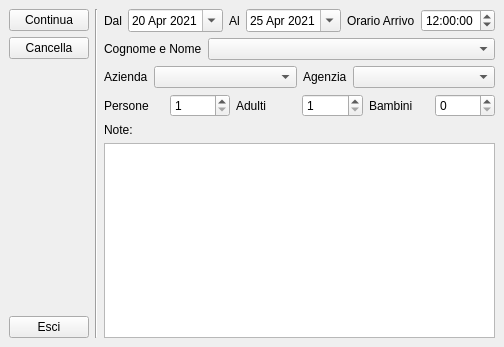
Before: the Qt Designer form ui/prenotazione_camere1.ui in Raccispini/Progetto-Hotel, drawn with Qt 5.
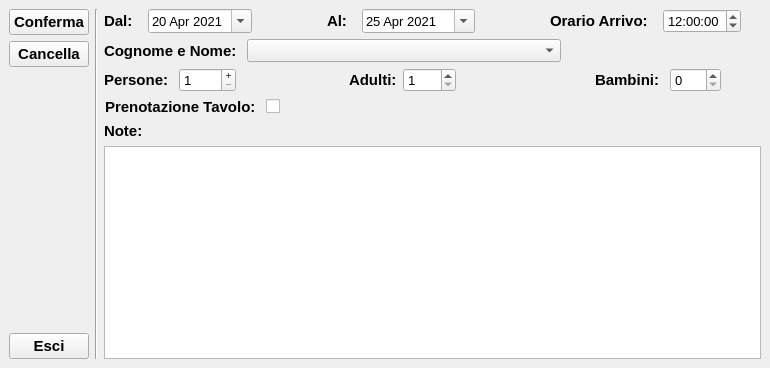
After: the same form once the commit is applied.

The edit to the form file:
```diff
--- a/ui/prenotazione_camere1.ui
+++ b/ui/prenotazione_camere1.ui
@@ -6,10 +6,22 @@
    <rect>
     <x>0</x>
     <y>0</y>
-    <width>483</width>
-    <height>347</height>
+    <width>770</width>
+    <height>368</height>
    </rect>
   </property>
+  <property name="minimumSize">
+   <size>
+    <width>770</width>
+    <height>368</height>
+   </size>
+  </property>
+  <property name="maximumSize">
+   <size>
+    <width>770</width>
+    <height>368</height>
+   </size>
+  </property>
   <property name="windowTitle">
    <string>MainWindow</string>
   </property>
@@ -17,18 +29,48 @@
    <string notr="true">font: 10pt &quot;Arial&quot;;</string>
   </property>
   <widget class="QWidget" name="centralwidget">
-   <layout class="QHBoxLayout" name="horizontalLayout_5">
-    <item>
+   <layout class="QGridLayout" name="gridLayout">
+    <item row="0" column="0">
      <layout class="QVBoxLayout" name="verticalLayout_3">
       <item>
        <widget class="QPushButton" name="button_continua">
+        <property name="sizePolicy">
+         <sizepolicy hsizetype="Fixed" vsizetype="Fixed">
+          <horstretch>0</horstretch>
+          <verstretch>0</verstretch>
+         </sizepolicy>
+        </property>
+        <property name="font">
+         <font>
+          <family>Arial</family>
+          <pointsize>11</pointsize>
+          <weight>75</weight>
+          <italic>false</italic>
+          <bold>true</bold>
+         </font>
+        </property>
         <property name="text">
-         <string>Continua</string>
+         <string>Conferma</string>
         </property>
        </widget>
       </item>
       <item>
        <widget class="QPushButton" name="button_cancella">
+        <property name="sizePolicy">
+         <sizepolicy hsizetype="Fixed" vsizetype="Fixed">
+          <horstretch>0</horstretch>
+          <verstretch>0</verstretch>
+         </sizepolicy>
+        </property>
+        <property name="font">
+         <font>
+          <family>Arial</family>
+          <pointsize>11</pointsize>
+          <weight>75</weight>
+          <italic>false</italic>
+          <bold>true</bold>
+         </font>
+        </property>
         <property name="text">
          <string>Cancella</string>
         </property>
@@ -49,6 +91,21 @@
       </item>
       <item>
        <widget class="QPushButton" name="button_esci">
+        <property name="sizePolicy">
+         <sizepolicy hsizetype="Fixed" vsizetype="Fixed">
+          <horstretch>0</horstretch>
+          <verstretch>0</verstretch>
+         </sizepolicy>
+        </property>
+        <property name="font">
+         <font>
+          <family>Arial</family>
+          <pointsize>11</pointsize>
+          <weight>75</weight>
+          <italic>false</italic>
+          <bold>true</bold>
+         </font>
+        </property>
         <property name="text">
          <string>Esci</string>
         </property>
@@ -56,24 +113,47 @@
       </item>
      </layout>
     </item>
-    <item>
+    <item row="0" column="1">
      <widget class="Line" name="line">
       <property name="orientation">
        <enum>Qt::Vertical</enum>
       </property>
      </widget>
     </item>
-    <item>
+    <item row="0" column="2">
      <layout class="QVBoxLayout" name="verticalLayout">
-      <property name="leftMargin">
-       <number>0</number>
+      <item>
+       <layout class="QHBoxLayout" name="horizontalLayout_4">
+        <property name="spacing">
+         <number>20</number>
       </property>
       <item>
        <layout class="QHBoxLayout" name="horizontalLayout_3">
+          <property name="spacing">
+           <number>15</number>
+          </property>
+          <property name="rightMargin">
+           <number>55</number>
+          </property>
         <item>
          <widget class="QLabel" name="label_3">
+            <property name="sizePolicy">
+             <sizepolicy hsizetype="Fixed" vsizetype="Preferred">
+              <horstretch>0</horstretch>
+              <verstretch>0</verstretch>
+             </sizepolicy>
+            </property>
+            <property name="font">
+             <font>
+              <family>Arial</family>
+              <pointsize>11</pointsize>
+              <weight>75</weight>
+              <italic>false</italic>
+              <bold>true</bold>
+             </font>
+            </property>
           <property name="text">
-           <string>Dal</string>
+             <string>Dal:</string>
           </property>
           <property name="buddy">
            <cstring>date_dal</cstring>
@@ -85,6 +165,11 @@
           <property name="enabled">
            <bool>true</bool>
           </property>
+            <property name="font">
+             <font>
+              <pointsize>10</pointsize>
+             </font>
+            </property>
           <property name="calendarPopup">
            <bool>true</bool>
           </property>
@@ -97,10 +182,35 @@
           </property>
          </widget>
         </item>
+         </layout>
+        </item>
+        <item>
+         <layout class="QHBoxLayout" name="horizontalLayout_5">
+          <property name="spacing">
+           <number>15</number>
+          </property>
+          <property name="rightMargin">
+           <number>55</number>
+          </property>
         <item>
          <widget class="QLabel" name="label_4">
+            <property name="sizePolicy">
+             <sizepolicy hsizetype="Fixed" vsizetype="Preferred">
+              <horstretch>0</horstretch>
+              <verstretch>0</verstretch>
+             </sizepolicy>
+            </property>
+            <property name="font">
+             <font>
+              <family>Arial</family>
+              <pointsize>11</pointsize>
+              <weight>75</weight>
+              <italic>false</italic>
+              <bold>true</bold>
+             </font>
+            </property>
           <property name="text">
-           <string>Al</string>
+             <string>Al:</string>
           </property>
           <property name="buddy">
            <cstring>date_al</cstring>
@@ -109,6 +219,11 @@
         </item>
         <item>
          <widget class="QDateEdit" name="date_al">
+            <property name="font">
+             <font>
+              <pointsize>10</pointsize>
+             </font>
+            </property>
           <property name="calendarPopup">
            <bool>true</bool>
           </property>
@@ -121,10 +236,35 @@
           </property>
          </widget>
         </item>
+         </layout>
+        </item>
+        <item>
+         <layout class="QHBoxLayout" name="horizontalLayout_8">
+          <property name="spacing">
+           <number>15</number>
+          </property>
+          <property name="rightMargin">
+           <number>20</number>
+          </property>
         <item>
          <widget class="QLabel" name="label_5">
+            <property name="sizePolicy">
+             <sizepolicy hsizetype="Fixed" vsizetype="Preferred">
+              <horstretch>0</horstretch>
+              <verstretch>0</verstretch>
+             </sizepolicy>
+            </property>
+            <property name="font">
+             <font>
+              <family>Arial</family>
+              <pointsize>11</pointsize>
+              <weight>75</weight>
+              <italic>false</italic>
+              <bold>true</bold>
+             </font>
+            </property>
           <property name="text">
-           <string>Orario Arrivo</string>
+             <string>Orario Arrivo:</string>
           </property>
           <property name="buddy">
            <cstring>time_arrivo</cstring>
@@ -133,8 +273,13 @@
         </item>
         <item>
          <widget class="QTimeEdit" name="time_arrivo">
+            <property name="font">
+             <font>
+              <pointsize>10</pointsize>
+             </font>
+            </property>
           <property name="calendarPopup">
-           <bool>false</bool>
+             <bool>true</bool>
           </property>
           <property name="time">
            <time>
@@ -147,8 +292,16 @@
         </item>
        </layout>
       </item>
+       </layout>
+      </item>
       <item>
        <layout class="QHBoxLayout" name="horizontalLayout">
+        <property name="spacing">
+         <number>10</number>
+        </property>
+        <property name="rightMargin">
+         <number>200</number>
+        </property>
         <item>
          <widget class="QLabel" name="label">
           <property name="sizePolicy">
@@ -157,115 +310,216 @@
             <verstretch>0</verstretch>
            </sizepolicy>
           </property>
+          <property name="font">
+           <font>
+            <family>Arial</family>
+            <pointsize>11</pointsize>
+            <weight>75</weight>
+            <italic>false</italic>
+            <bold>true</bold>
+           </font>
+          </property>
           <property name="text">
-           <string>Cognome e Nome</string>
+           <string>Cognome e Nome:</string>
           </property>
          </widget>
         </item>
         <item>
          <widget class="QComboBox" name="combo_nome">
           <property name="sizePolicy">
-           <sizepolicy hsizetype="MinimumExpanding" vsizetype="Fixed">
-            <horstretch>0</horstretch>
-            <verstretch>0</verstretch>
-           </sizepolicy>
-          </property>
-         </widget>
-        </item>
-       </layout>
-      </item>
-      <item>
-       <layout class="QHBoxLayout" name="horizontalLayout_2">
-        <item>
-         <widget class="QLabel" name="label_2">
-          <property name="sizePolicy">
-           <sizepolicy hsizetype="Fixed" vsizetype="Preferred">
-            <horstretch>0</horstretch>
-            <verstretch>0</verstretch>
-           </sizepolicy>
-          </property>
-          <property name="text">
-           <string>Azienda</string>
-          </property>
-         </widget>
-        </item>
-        <item>
-         <widget class="QComboBox" name="combo_azienda"/>
-        </item>
-        <item>
-         <widget class="QLabel" name="label_6">
-          <property name="sizePolicy">
-           <sizepolicy hsizetype="Fixed" vsizetype="Preferred">
-            <horstretch>0</horstretch>
-            <verstretch>0</verstretch>
-           </sizepolicy>
-          </property>
-          <property name="text">
-           <string>Agenzia</string>
-          </property>
-         </widget>
-        </item>
-        <item>
-         <widget class="QComboBox" name="combo_agenzia">
-          <property name="sizePolicy">
            <sizepolicy hsizetype="Preferred" vsizetype="Fixed">
             <horstretch>0</horstretch>
             <verstretch>0</verstretch>
            </sizepolicy>
           </property>
+          <property name="maximumSize">
+           <size>
+            <width>400</width>
+            <height>16777215</height>
+           </size>
+          </property>
+          <property name="font">
+           <font>
+            <pointsize>10</pointsize>
+           </font>
+          </property>
          </widget>
         </item>
        </layout>
       </item>
       <item>
-       <layout class="QHBoxLayout" name="horizontalLayout_6">
+       <layout class="QHBoxLayout" name="horizontalLayout_7">
+        <item>
+         <layout class="QVBoxLayout" name="verticalLayout_5">
+          <property name="sizeConstraint">
+           <enum>QLayout::SetDefaultConstraint</enum>
+          </property>
+          <item>
+           <layout class="QHBoxLayout" name="horizontalLayout_12">
+            <property name="spacing">
+             <number>79</number>
+            </property>
+            <item>
+             <layout class="QHBoxLayout" name="horizontalLayout_9">
+              <property name="spacing">
+               <number>10</number>
+              </property>
+              <property name="rightMargin">
+               <number>34</number>
+              </property>
         <item>
          <widget class="QLabel" name="label_7">
+                <property name="font">
+                 <font>
+                  <family>Arial</family>
+                  <pointsize>11</pointsize>
+                  <weight>75</weight>
+                  <italic>false</italic>
+                  <bold>true</bold>
+                 </font>
+                </property>
           <property name="text">
-           <string>Persone</string>
+                 <string>Persone:</string>
           </property>
          </widget>
         </item>
         <item>
          <widget class="QSpinBox" name="spin_persone">
+                <property name="font">
+                 <font>
+                  <pointsize>10</pointsize>
+                 </font>
+                </property>
+                <property name="buttonSymbols">
+                 <enum>QAbstractSpinBox::PlusMinus</enum>
+                </property>
           <property name="minimum">
            <number>1</number>
           </property>
          </widget>
         </item>
+             </layout>
+            </item>
+            <item>
+             <layout class="QHBoxLayout" name="horizontalLayout_6">
+              <property name="spacing">
+               <number>0</number>
+              </property>
+              <property name="rightMargin">
+               <number>60</number>
+              </property>
         <item>
          <widget class="QLabel" name="label_8">
+                <property name="font">
+                 <font>
+                  <family>Arial</family>
+                  <pointsize>11</pointsize>
+                  <weight>75</weight>
+                  <italic>false</italic>
+                  <bold>true</bold>
+                 </font>
+                </property>
           <property name="text">
-           <string>Adulti</string>
+                 <string>Adulti:</string>
           </property>
          </widget>
         </item>
         <item>
          <widget class="QSpinBox" name="spin_adulti">
+                <property name="font">
+                 <font>
+                  <pointsize>10</pointsize>
+                 </font>
+                </property>
           <property name="minimum">
            <number>1</number>
           </property>
          </widget>
         </item>
+             </layout>
+            </item>
+            <item>
+             <layout class="QHBoxLayout" name="horizontalLayout_11">
+              <property name="spacing">
+               <number>10</number>
+              </property>
+              <property name="rightMargin">
+               <number>40</number>
+              </property>
         <item>
          <widget class="QLabel" name="label_9">
+                <property name="font">
+                 <font>
+                  <family>Arial</family>
+                  <pointsize>11</pointsize>
+                  <weight>75</weight>
+                  <italic>false</italic>
+                  <bold>true</bold>
+                 </font>
+                </property>
           <property name="text">
-           <string>Bambini</string>
+                 <string>Bambini:</string>
           </property>
          </widget>
         </item>
         <item>
-         <widget class="QSpinBox" name="spin_bambini"/>
+               <widget class="QSpinBox" name="spin_bambini">
+                <property name="font">
+                 <font>
+                  <pointsize>10</pointsize>
+                 </font>
+                </property>
+               </widget>
         </item>
        </layout>
       </item>
+           </layout>
+          </item>
       <item>
-       <layout class="QHBoxLayout" name="horizontalLayout_7">
+           <layout class="QHBoxLayout" name="horizontalLayout_2">
+            <property name="spacing">
+             <number>9</number>
+            </property>
+            <property name="rightMargin">
+             <number>480</number>
+            </property>
         <item>
-         <layout class="QVBoxLayout" name="verticalLayout_5">
-          <property name="sizeConstraint">
-           <enum>QLayout::SetDefaultConstraint</enum>
-          </property>
+             <widget class="QLabel" name="label_2">
+              <property name="sizePolicy">
+               <sizepolicy hsizetype="Fixed" vsizetype="Preferred">
+                <horstretch>0</horstretch>
+                <verstretch>0</verstretch>
+               </sizepolicy>
+              </property>
+              <property name="font">
+               <font>
+                <family>Arial</family>
+                <pointsize>11</pointsize>
+                <weight>75</weight>
+                <italic>false</italic>
+                <bold>true</bold>
+               </font>
+              </property>
+              <property name="text">
+               <string>Prenotazione Tavolo:</string>
+              </property>
+             </widget>
+            </item>
+            <item>
+             <widget class="QCheckBox" name="checkBox">
+              <property name="sizePolicy">
+               <sizepolicy hsizetype="Fixed" vsizetype="Fixed">
+                <horstretch>0</horstretch>
+                <verstretch>0</verstretch>
+               </sizepolicy>
+              </property>
+              <property name="text">
+               <string/>
+              </property>
+             </widget>
+            </item>
+           </layout>
+          </item>
           <item>
            <widget class="QLabel" name="label_10">
             <property name="sizePolicy">
@@ -274,6 +528,15 @@
               <verstretch>0</verstretch>
              </sizepolicy>
             </property>
+            <property name="font">
+             <font>
+              <family>Arial</family>
+              <pointsize>11</pointsize>
+              <weight>75</weight>
+              <italic>false</italic>
+              <bold>true</bold>
+             </font>
+            </property>
             <property name="text">
              <string>Note:</string>
             </property>
```
Left out of the diff: 7 changed lines with no effect on the pictures. Lines whose indentation alone changed are shown as unchanged.
